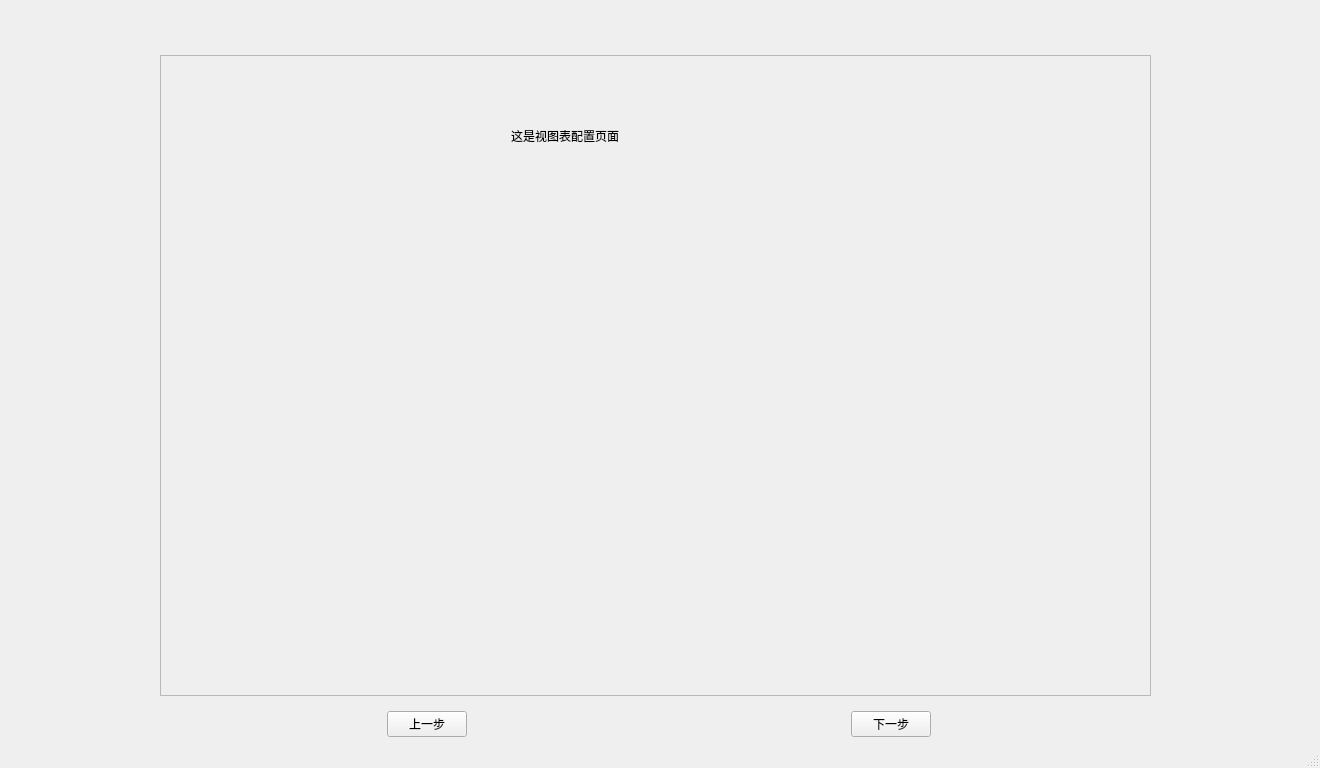
Old version of the form app/ui/MainWindow_copy3.ui in the repository ncepu-iDealStudio/Flask_RESTfulAPI_Codegen_Application.
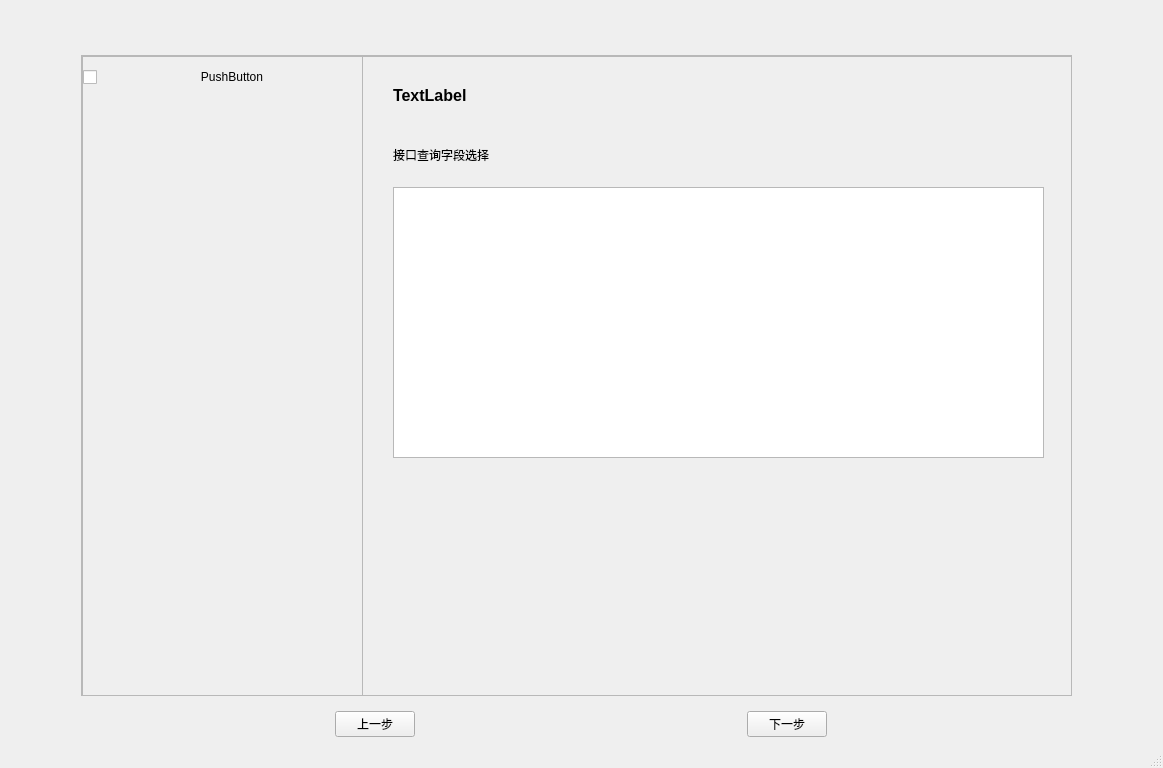
New version of the form. The open tabs and pages were chosen to show the change.

Commit message: 视图配置确认

Patch:
```diff
--- a/app/ui/MainWindow_copy3.ui
+++ b/app/ui/MainWindow_copy3.ui
@@ -6,7 +6,7 @@
    <rect>
     <x>0</x>
     <y>0</y>
-    <width>1320</width>
+    <width>1163</width>
     <height>768</height>
    </rect>
   </property>
@@ -187,9 +187,192 @@
              </rect>
             </property>
             <property name="text">
-             <string>这是视图表配置页面</string>
+             <string/>
             </property>
            </widget>
+           <widget class="QStackedWidget" name="stackedWidget_3">
+            <property name="geometry">
+             <rect>
+              <x>280</x>
+              <y>0</y>
+              <width>711</width>
+              <height>641</height>
+             </rect>
+            </property>
+            <widget class="QWidget" name="page">
+             <widget class="QWidget" name="verticalLayoutWidget_2">
+              <property name="geometry">
+               <rect>
+                <x>30</x>
+                <y>10</y>
+                <width>411</width>
+                <height>131</height>
+               </rect>
+              </property>
+              <layout class="QVBoxLayout" name="verticalLayout_4">
+               <item>
+                <widget class="QLabel" name="label_6">
+                 <property name="font">
+                  <font>
+                   <pointsize>12</pointsize>
+                   <bold>true</bold>
+                  </font>
+                 </property>
+                 <property name="text">
+                  <string>视图准备</string>
+                 </property>
+                </widget>
+               </item>
+               <item>
+                <widget class="QLabel" name="label_7">
+                 <property name="text">
+                  <string>请选择用于生成代码的视图，并为每张表进行相应配置。</string>
+                 </property>
+                </widget>
+               </item>
+              </layout>
+             </widget>
+            </widget>
+            <widget class="QWidget" name="page_6">
+             <widget class="QWidget" name="verticalLayoutWidget_3">
+              <property name="geometry">
+               <rect>
+                <x>0</x>
+                <y>0</y>
+                <width>711</width>
+                <height>641</height>
+               </rect>
+              </property>
+              <layout class="QVBoxLayout" name="verticalLayout_5">
+               <item>
+                <widget class="QScrollArea" name="scrollArea_6">
+                 <property name="widgetResizable">
+                  <bool>true</bool>
+                 </property>
+                 <widget class="QWidget" name="scrollAreaWidgetContents_4">
+                  <property name="geometry">
+                   <rect>
+                    <x>0</x>
+                    <y>0</y>
+                    <width>707</width>
+                    <height>637</height>
+                   </rect>
+                  </property>
+                  <widget class="QLabel" name="label_view">
+                   <property name="geometry">
+                    <rect>
+                     <x>30</x>
+                     <y>30</y>
+                     <width>201</width>
+                     <height>16</height>
+                    </rect>
+                   </property>
+                   <property name="font">
+                    <font>
+                     <pointsize>12</pointsize>
+                     <bold>true</bold>
+                    </font>
+                   </property>
+                   <property name="text">
+                    <string>TextLabel</string>
+                   </property>
+                  </widget>
+                  <widget class="QLabel" name="label_9">
+                   <property name="geometry">
+                    <rect>
+                     <x>30</x>
+                     <y>90</y>
+                     <width>121</width>
+                     <height>16</height>
+                    </rect>
+                   </property>
+                   <property name="text">
+                    <string>接口查询字段选择</string>
+                   </property>
+                  </widget>
+                  <widget class="QTableWidget" name="tableWidget">
+                   <property name="geometry">
+                    <rect>
+                     <x>30</x>
+                     <y>130</y>
+                     <width>651</width>
+                     <height>271</height>
+                    </rect>
+                   </property>
+                  </widget>
+                 </widget>
+                </widget>
+               </item>
+              </layout>
+             </widget>
+            </widget>
+           </widget>
+           <widget class="QWidget" name="verticalLayoutWidget">
+            <property name="geometry">
+             <rect>
+              <x>0</x>
+              <y>0</y>
+              <width>281</width>
+              <height>641</height>
+             </rect>
+            </property>
+            <layout class="QVBoxLayout" name="verticalLayout_left_2">
+             <item>
+              <widget class="QScrollArea" name="scrollArea_left_2">
+               <property name="widgetResizable">
+                <bool>true</bool>
+               </property>
+               <widget class="QWidget" name="scrollAreaWidgetContents_left_2">
+                <property name="geometry">
+                 <rect>
+                  <x>0</x>
+                  <y>0</y>
+                  <width>277</width>
+                  <height>637</height>
+                 </rect>
+                </property>
+                <widget class="QWidget" name="horizontalLayoutWidget">
+                 <property name="geometry">
+                  <rect>
+                   <x>0</x>
+                   <y>0</y>
+                   <width>281</width>
+                   <height>41</height>
+                  </rect>
+                 </property>
+                 <layout class="QHBoxLayout" name="horizontalLayout_all_2" stretch="1,16">
+                  <property name="spacing">
+                   <number>0</number>
+                  </property>
+                  <item>
+                   <widget class="QCheckBox" name="checkBox_all_2">
+                    <property name="text">
+                     <string/>
+                    </property>
+                   </widget>
+                  </item>
+                  <item>
+                   <widget class="QPushButton" name="pushButton_all_2">
+                    <property name="styleSheet">
+                     <string notr="true">QPushButton{
+	
+}</string>
+                    </property>
+                    <property name="text">
+                     <string>PushButton</string>
+                    </property>
+                    <property name="flat">
+                     <bool>true</bool>
+                    </property>
+                   </widget>
+                  </item>
+                 </layout>
+                </widget>
+               </widget>
+              </widget>
+             </item>
+            </layout>
+           </widget>
           </widget>
          </widget>
         </widget>
```
Left out of the diff: 4 changed lines with no effect on the pictures. The commit also changes 1 other file.
